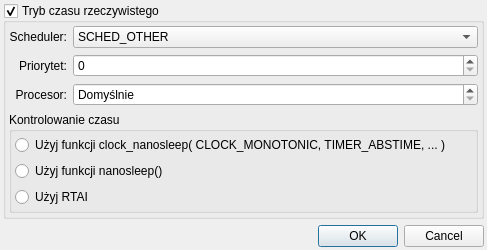
Old version of the form GUI/RTSettings.ui in the repository zaps166/DSPBlocks.
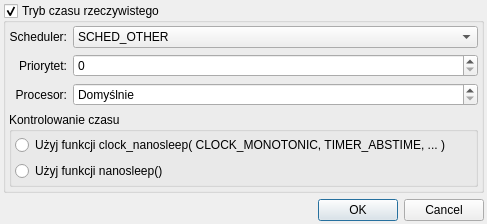
New version of the form.

```diff
--- a/GUI/RTSettings.ui
+++ b/GUI/RTSettings.ui
@@ -7,7 +7,7 @@
     <x>0</x>
     <y>0</y>
     <width>487</width>
-    <height>238</height>
+    <height>214</height>
    </rect>
   </property>
   <property name="windowTitle">
@@ -166,13 +166,6 @@
          <property name="bottomMargin">
           <number>3</number>
          </property>
-         <item row="2" column="0">
-          <widget class="QRadioButton" name="rtaiB">
-           <property name="text">
-            <string>Użyj RTAI</string>
-           </property>
-          </widget>
-         </item>
          <item row="1" column="0">
           <widget class="QRadioButton" name="nanosleepB">
            <property name="text">
```
